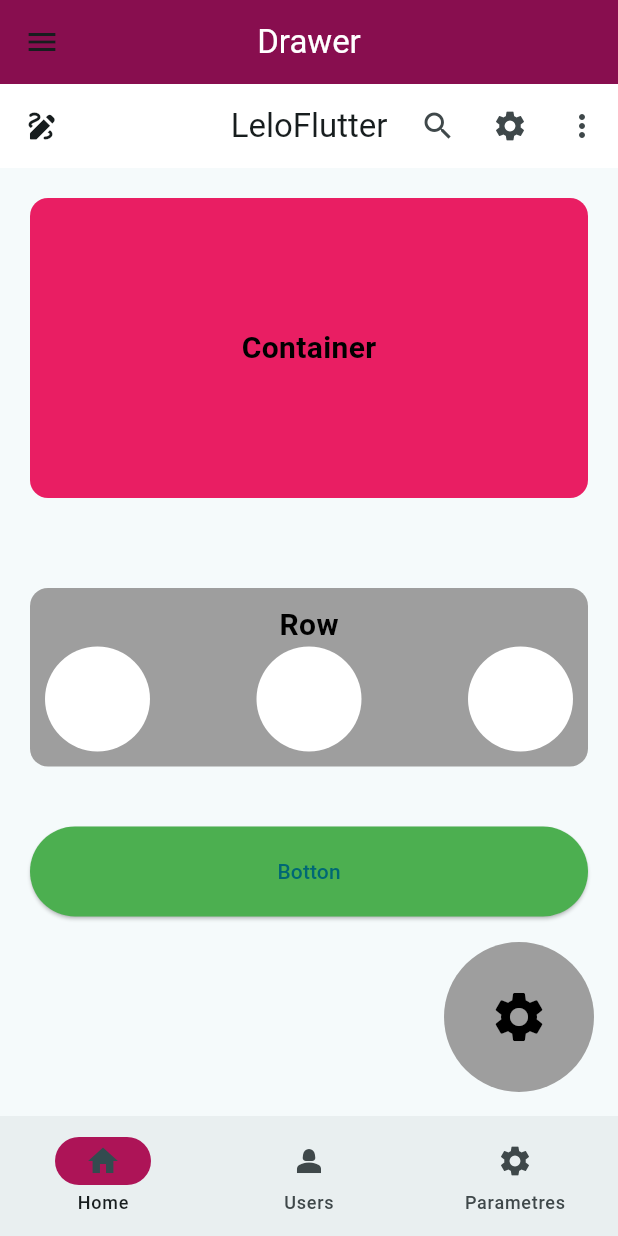
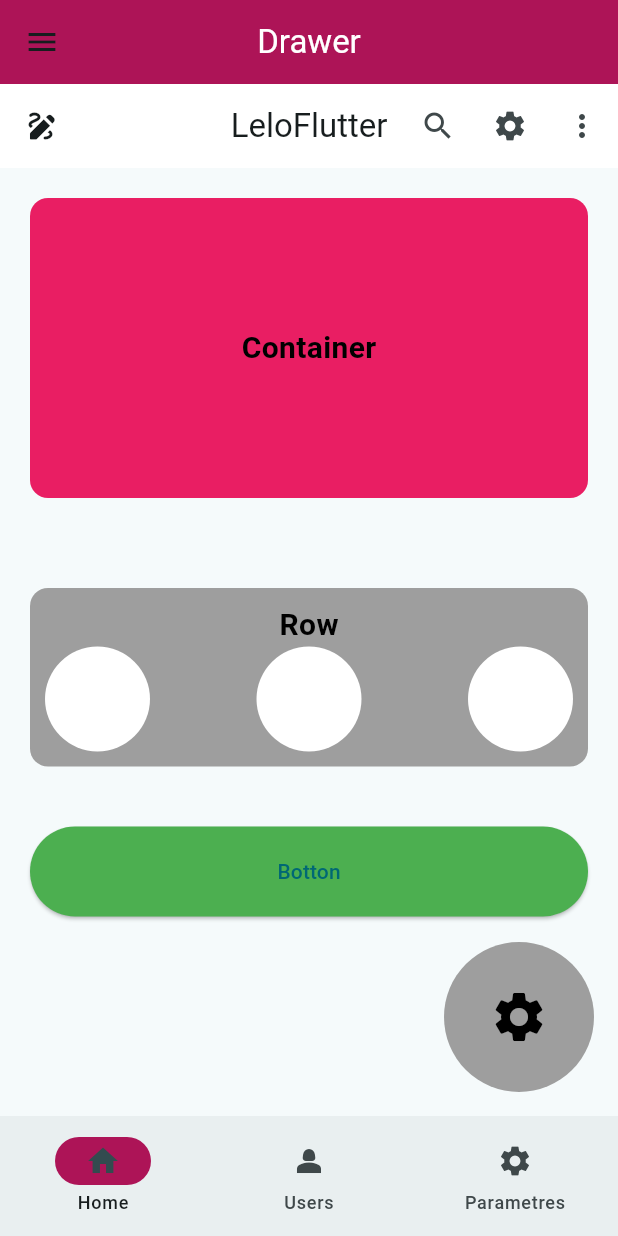
Before and after one commit to leloeduk/leloflutter, a Flutter app: the screen it shows after launch, on a phone screen of 412 x 824 dp. Run offline on Flutter 3.47's test engine with Material 3 defaults, Android fonts, the phone set to English and light mode, and no system bars.

Commit message:
improve my code

```diff
--- a/lib/pages/custom_bottom_bar.dart
+++ b/lib/pages/custom_bottom_bar.dart
@@ -22,7 +22,7 @@ class _CustomBottomBarState extends State<CustomBottomBar> {
       appBar: AppBar(
         title: Text("Drawer", style: TextStyle(color: Colors.white)),
         centerTitle: true,
-        backgroundColor: Colors.pink.shade900,
+        backgroundColor: Colors.pink.shade800,
       ),
       drawer: DrawerPage(),
       body: screens[selectedCurrentIndex],
```
